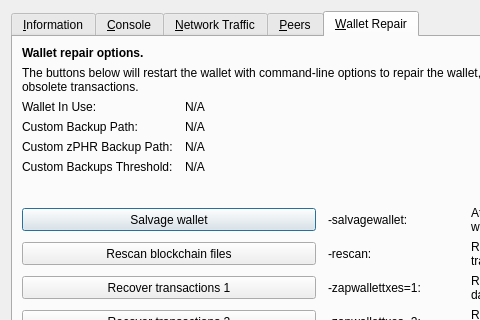
Above: src/qt/forms/rpcconsole.ui from vlockchain/FTP before the change; both pictures show x 0 to 480 and y 0 to 320 of the 769 by 485 pixel window. Below: the same form after it.
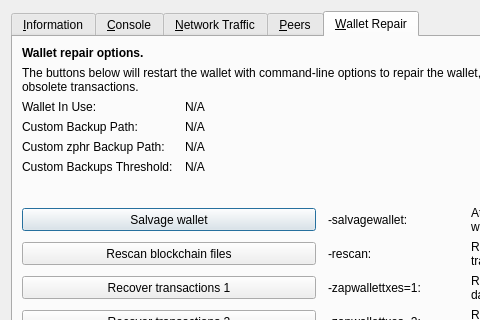
That is the form after the change. The open tabs and pages were chosen to show the change. Icons and pictures are not drawn. Custom widgets are drawn as their Qt base class.

Patch:
```diff
--- a/src/qt/forms/rpcconsole.ui
+++ b/src/qt/forms/rpcconsole.ui
@@ -1328,7 +1328,7 @@
        <item row="4" column="0">
         <widget class="QLabel" name="wallet_customzphrbackuppath_label">
          <property name="text">
-          <string>Custom zPHR Backup Path:</string>
+          <string>Custom zphr Backup Path:</string>
          </property>
          <property name="visible">
           <bool>false</bool>
```
Left out of the diff: 10 changed lines with no effect on the pictures.
